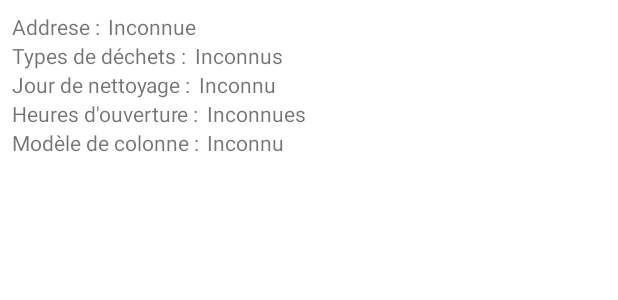
After one commit to Ak-iu/SIG2022_APP, an Android app: the layout activity_details_pav.xml on its own in the app's theme, with its tools: preview values and no code run, on a phone screen of 412 x 824 dp. The commit adds this screen. Shown: the top 300 px of the screen. Run offline under Robolectric (Android 15) with nearby library versions, the phone set to English and light mode, and no system bars.

Commit message:
Activity et layout pour détails PAV

```diff
--- a/app/src/main/AndroidManifest.xml
+++ b/app/src/main/AndroidManifest.xml
@@ -2,8 +2,8 @@
 <manifest xmlns:android="http://schemas.android.com/apk/res/android"
     package="com.example.sig2022_app">
 
-    <uses-permission android:name="android.permission.INTERNET"/>
-    <uses-permission android:name="android.permission.ACCESS_NETWORK_STATE"/>
+    <uses-permission android:name="android.permission.INTERNET" />
+    <uses-permission android:name="android.permission.ACCESS_NETWORK_STATE" />
     <uses-permission android:name="android.permission.ACCESS_COARSE_LOCATION" />
     <uses-permission android:name="android.permission.ACCESS_FINE_LOCATION" />
 
@@ -14,7 +14,14 @@
         android:roundIcon="@mipmap/ic_launcher_round"
         android:supportsRtl="true"
         android:theme="@style/Theme.SIG2022_APP"
-        android:usesCleartextTraffic="true" >
+        android:usesCleartextTraffic="true">
+        <activity
+            android:name=".DetailsPavActivity"
+            android:exported="false">
+            <meta-data
+                android:name="android.app.lib_name"
+                android:value="" />
+        </activity>
         <activity
             android:name=".MainActivity"
             android:exported="true"
--- /dev/null
+++ b/app/src/main/java/com/example/sig2022_app/DetailsPavActivity.java
@@ -0,0 +1,40 @@
+package com.example.sig2022_app;
+
+import androidx.appcompat.app.AppCompatActivity;
+
+import android.os.Bundle;
+import android.widget.TextView;
+
+public class DetailsPavActivity extends AppCompatActivity {
+
+    @Override
+    protected void onCreate(Bundle savedInstanceState) {
+        super.onCreate(savedInstanceState);
+        setContentView(R.layout.activity_details_pav);
+        fillText(getIntent().getExtras());
+    }
+
+    private void fillText(Bundle bundle) {
+        String gb = bundle.getString("garbage_types");
+        if (!gb.equals("null"))
+            ((TextView) findViewById(R.id.garbage_types)).setText(gb);
+
+        String op = bundle.getString("opening_hours");
+        if (!op.equals("null"))
+            ((TextView) findViewById(R.id.opening_hours)).setText(op);
+
+        String dm = bundle.getString("modele_colonne");
+        if (!dm.equals("null"))
+            ((TextView) findViewById(R.id.modele_colonne)).setText(dm);
+
+        String jn = bundle.getString("jour_nettoyage");
+        if (!jn.equals("null"))
+            ((TextView) findViewById(R.id.jour_nettoyage)).setText(jn);
+
+        String sn = bundle.getString("street_name");
+        String cn = bundle.getString("city_name");
+        String ad = sn+", "+cn;
+        ((TextView) findViewById(R.id.addresse)).setText(ad);
+    }
+
+}
--- a/app/src/main/java/com/example/sig2022_app/WebAppInterface.java
+++ b/app/src/main/java/com/example/sig2022_app/WebAppInterface.java
@@ -1,12 +1,37 @@
 package com.example.sig2022_app;
 
+import android.content.Context;
+import android.content.Intent;
 import android.util.Log;
 import android.webkit.JavascriptInterface;
 
+import org.json.JSONException;
+import org.json.JSONObject;
+
 public class WebAppInterface {
+
+    private final Context context;
+
+    public WebAppInterface(Context context) {
+        this.context = context;
+    }
+
     @JavascriptInterface
     public void sendDetailsPAV(String message) {
         Log.d("test",message);
+        try {
+            Intent intent = new Intent(context,DetailsPavActivity.class);
+            JSONObject json_pav = new JSONObject(message);
+            intent.putExtra("modele_colonne" , json_pav.getString("modele_colonne"));
+            intent.putExtra("jour_nettoyage" , json_pav.getString("jour_nettoyage"));
+            intent.putExtra("opening_hours" , json_pav.getString("opening_hours"));
+            intent.putExtra("street_name" , json_pav.getString("street_name"));
+            intent.putExtra("city_name" , json_pav.getString("city_name"));
+            intent.putExtra("garbage_types", json_pav.getString("garbage_types"));
+            context.startActivity(intent);
+        } catch (JSONException e) {
+            Log.d("WebAppInterface",e.getMessage());
+        }
     }
 
     @JavascriptInterface
--- a/app/src/main/java/com/example/sig2022_app/ui/home/HomeFragment.java
+++ b/app/src/main/java/com/example/sig2022_app/ui/home/HomeFragment.java
@@ -46,7 +46,7 @@ public class HomeFragment extends Fragment {
 
         WebView myWebView = (WebView) root.findViewById(R.id.map_webview);
         myWebView.getSettings().setJavaScriptEnabled(true);
-        myWebView.addJavascriptInterface(new WebAppInterface(), "Android");
+        myWebView.addJavascriptInterface(new WebAppInterface(binding.getRoot().getContext()), "Android");
         myWebView.clearCache(true);
         myWebView.loadUrl("file:///android_asset/map_view.html");
 
--- /dev/null
+++ b/app/src/main/res/layout/activity_details_pav.xml
@@ -0,0 +1,150 @@
+<?xml version="1.0" encoding="utf-8"?>
+<androidx.constraintlayout.widget.ConstraintLayout xmlns:android="http://schemas.android.com/apk/res/android"
+    xmlns:app="http://schemas.android.com/apk/res-auto"
+    xmlns:tools="http://schemas.android.com/tools"
+    android:layout_width="match_parent"
+    android:layout_height="match_parent"
+    tools:context=".DetailsPavActivity">
+
+    <LinearLayout
+        android:layout_width="match_parent"
+        android:layout_height="match_parent"
+        android:layout_marginStart="8dp"
+        android:layout_marginTop="8dp"
+        android:layout_marginEnd="8dp"
+        android:layout_marginBottom="8dp"
+        android:orientation="vertical"
+        app:layout_constraintBottom_toBottomOf="parent"
+        app:layout_constraintEnd_toEndOf="parent"
+        app:layout_constraintStart_toStartOf="parent"
+        app:layout_constraintTop_toTopOf="parent">
+
+        <LinearLayout
+            android:layout_width="match_parent"
+            android:layout_height="wrap_content"
+            android:orientation="horizontal">
+
+            <TextView
+                android:id="@+id/label_addresse"
+                android:layout_width="wrap_content"
+                android:layout_height="wrap_content"
+                android:layout_weight="0"
+                android:text="@string/label_addresse" />
+
+            <Space
+                android:layout_width="5dp"
+                android:layout_height="wrap_content"
+                android:layout_weight="0" />
+
+            <TextView
+                android:id="@+id/addresse"
+                android:layout_width="wrap_content"
+                android:layout_height="wrap_content"
+                android:layout_weight="1"
+                android:text="@string/inconnue" />
+        </LinearLayout>
+
+        <LinearLayout
+            android:layout_width="match_parent"
+            android:layout_height="wrap_content"
+            android:orientation="horizontal">
+
+            <TextView
+                android:id="@+id/label_garbage_types"
+                android:layout_width="wrap_content"
+                android:layout_height="wrap_content"
+                android:layout_weight="0"
+                android:text="@string/label_garbage_types" />
+
+            <Space
+                android:layout_width="5dp"
+                android:layout_height="wrap_content"
+                android:layout_weight="0" />
+
+            <TextView
+                android:id="@+id/garbage_types"
+                android:layout_width="wrap_content"
+                android:layout_height="wrap_content"
+                android:layout_weight="1"
+                android:text="@string/inconnus" />
+        </LinearLayout>
+
+        <LinearLayout
+            android:layout_width="match_parent"
+            android:layout_height="wrap_content"
+            android:orientation="horizontal">
+
+            <TextView
+                android:id="@+id/label_jour_nettoyage"
+                android:layout_width="wrap_content"
+                android:layout_height="wrap_content"
+                android:layout_weight="0"
+                android:text="@string/label_jour_nettoyage" />
+
+            <Space
+                android:layout_width="5dp"
+                android:layout_height="wrap_content"
+                android:layout_weight="0" />
+
+            <TextView
+                android:id="@+id/jour_nettoyage"
+                android:layout_width="wrap_content"
+                android:layout_height="wrap_content"
+                android:layout_weight="1"
+                android:text="@string/inconnu" />
+        </LinearLayout>
+
+        <LinearLayout
+            android:layout_width="match_parent"
+            android:layout_height="wrap_content"
+            android:orientation="horizontal">
+
+            <TextView
+                android:id="@+id/label_opening_hours"
+                android:layout_width="wrap_content"
+                android:layout_height="wrap_content"
+                android:layout_weight="0"
+                android:text="@string/label_opening_hours" />
+
+            <Space
+                android:layout_width="5dp"
+                android:layout_height="wrap_content"
+                android:layout_weight="0" />
+
+            <TextView
+                android:id="@+id/opening_hours"
+                android:layout_width="wrap_content"
+                android:layout_height="wrap_content"
+                android:layout_weight="1"
+                android:text="@string/inconnues" />
+        </LinearLayout>
+
+        <LinearLayout
+            android:layout_width="match_parent"
+            android:layout_height="wrap_content"
+            android:orientation="horizontal">
+
+            <TextView
+                android:id="@+id/label_modele_colonne"
+                android:layout_width="wrap_content"
+                android:layout_height="wrap_content"
+                android:layout_weight="0"
+                android:text="@string/modele_colonne" />
+
+            <Space
+                android:layout_width="5dp"
+                android:layout_height="wrap_content"
+                android:layout_weight="0" />
+
+            <TextView
+                android:id="@+id/modele_colonne"
+                android:layout_width="wrap_content"
+                android:layout_height="wrap_content"
+                android:layout_weight="1"
+                android:text="@string/inconnu" />
+        </LinearLayout>
+
+
+    </LinearLayout>
+
+</androidx.constraintlayout.widget.ConstraintLayout>
--- a/app/src/main/res/values/strings.xml
+++ b/app/src/main/res/values/strings.xml
@@ -3,4 +3,15 @@
     <string name="title_home">Home</string>
     <string name="title_dashboard">Dashboard</string>
     <string name="title_notifications">Notifications</string>
+
+    <string name="label_garbage_types">Types de déchets :</string>
+    <string name="label_jour_nettoyage">Jour de nettoyage :</string>
+    <string name="label_opening_hours">Heures d\'ouverture :</string>
+    <string name="label_addresse">Addrese :</string>
+    <string name="modele_colonne">Modèle de colonne :</string>
+
+    <string name="inconnue">Inconnue</string>
+    <string name="inconnu">Inconnu</string>
+    <string name="inconnues">Inconnues</string>
+    <string name="inconnus">Inconnus</string>
 </resources>
```
Also changed, not shown: 1 other file.
